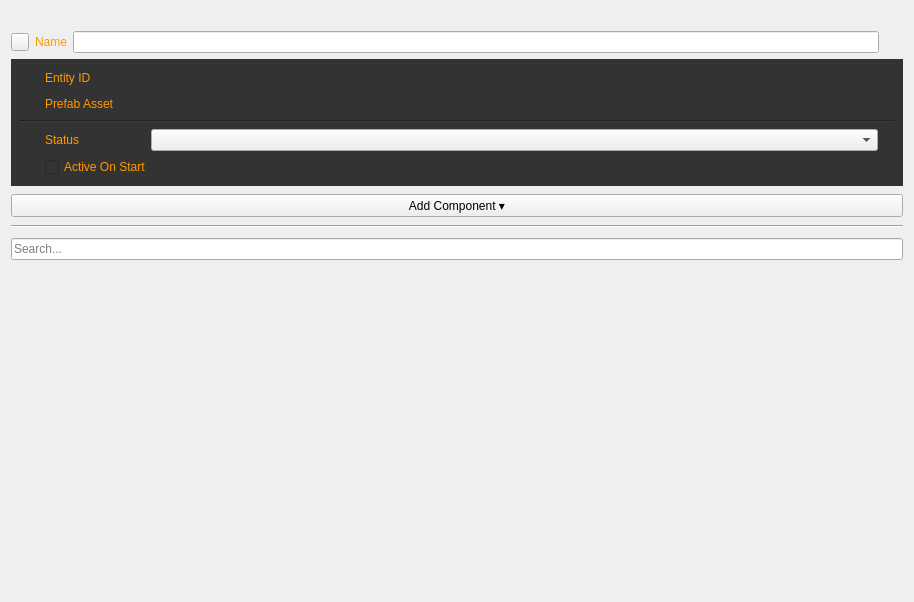
Qt form Code/Framework/AzToolsFramework/AzToolsFramework/UI/PropertyEditor/EntityPropertyEditor.ui (o3de/o3de) before a commit.
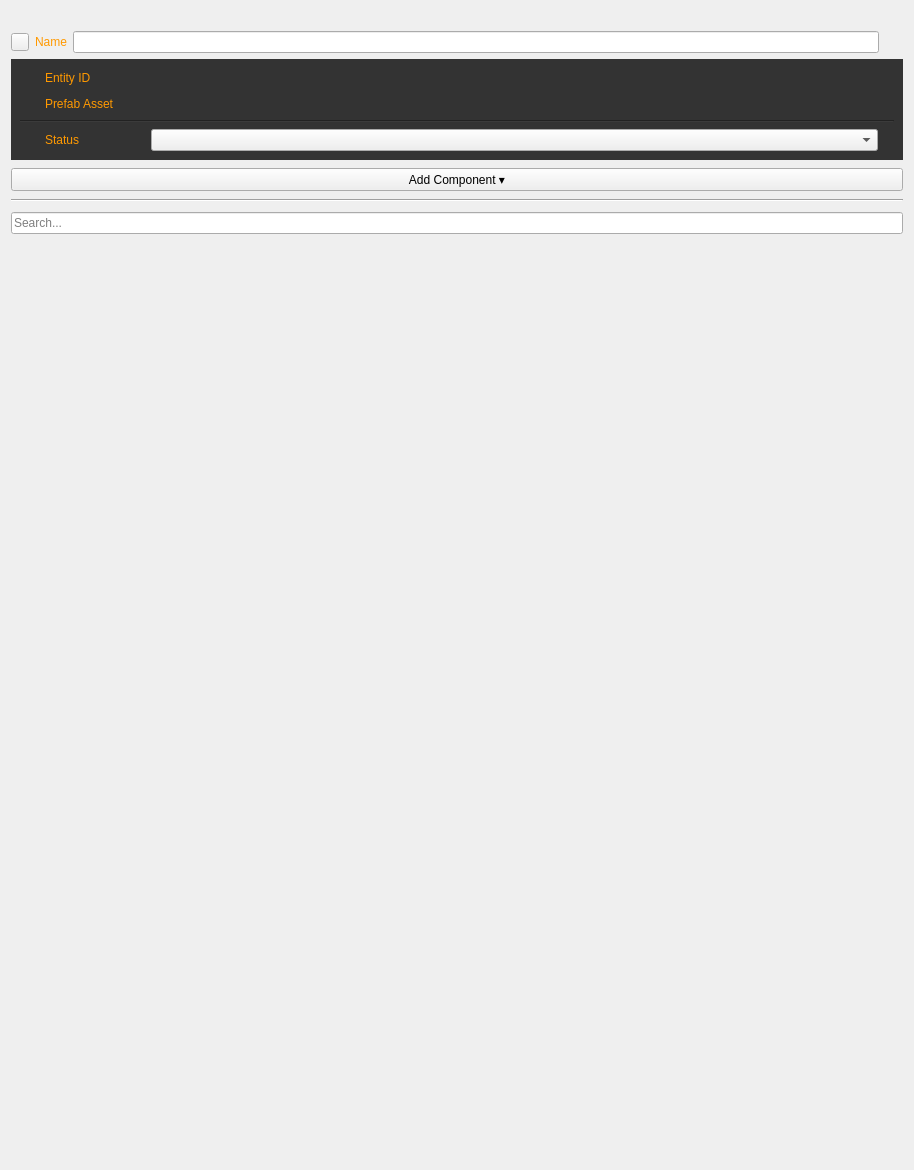
The same form after that commit. Icons and pictures are not drawn. Custom widgets are drawn as their Qt base class.

Commit message: Reverted Toggle GUI functionality. Reenabled Inactive selection. Old Data loads properly in editor. Fully replicates old documentation.

Diff of the .ui file:
```diff
--- a/Code/Framework/AzToolsFramework/AzToolsFramework/UI/PropertyEditor/EntityPropertyEditor.ui
+++ b/Code/Framework/AzToolsFramework/AzToolsFramework/UI/PropertyEditor/EntityPropertyEditor.ui
@@ -10,7 +10,7 @@
     <x>0</x>
     <y>0</y>
     <width>914</width>
-    <height>602</height>
+    <height>1170</height>
    </rect>
   </property>
   <property name="sizePolicy">
@@ -172,11 +172,23 @@
         <bool>true</bool>
        </property>
        <property name="sizePolicy">
-        <sizepolicy hsizetype="Preferred" vsizetype="Maximum">
+        <sizepolicy hsizetype="Preferred" vsizetype="Preferred">
          <horstretch>0</horstretch>
          <verstretch>0</verstretch>
         </sizepolicy>
        </property>
+       <property name="minimumSize">
+        <size>
+         <width>0</width>
+         <height>0</height>
+        </size>
+       </property>
+       <property name="maximumSize">
+        <size>
+         <width>16777215</width>
+         <height>16777215</height>
+        </size>
+       </property>
        <property name="styleSheet">
         <string notr="true">QWidget#m_darkBox { background-color:rgb(51, 51, 51) }</string>
        </property>
@@ -1120,196 +1132,6 @@
             </widget>
            </item>
            <item>
-            <spacer name="horizontalSpacer_5">
-             <property name="orientation">
-              <enum>Qt::Horizontal</enum>
-             </property>
-             <property name="sizeType">
-              <enum>QSizePolicy::Fixed</enum>
-             </property>
-             <property name="sizeHint" stdset="0">
-              <size>
-               <width>16</width>
-               <height>20</height>
-              </size>
-             </property>
-            </spacer>
-           </item>
-          </layout>
-         </widget>
-        </item>
-        <item>
-         <widget class="QWidget" name="m_activeOnStartWidget" native="true">
-          <property name="enabled">
-           <bool>true</bool>
-          </property>
-          <layout class="QHBoxLayout" name="horizontalLayout_3">
-           <property name="leftMargin">
-            <number>0</number>
-           </property>
-           <property name="topMargin">
-            <number>0</number>
-           </property>
-           <property name="rightMargin">
-            <number>0</number>
-           </property>
-           <property name="bottomMargin">
-            <number>0</number>
-           </property>
-           <item>
-            <spacer name="statusSpacer_4">
-             <property name="orientation">
-              <enum>Qt::Horizontal</enum>
-             </property>
-             <property name="sizeType">
-              <enum>QSizePolicy::Fixed</enum>
-             </property>
-             <property name="sizeHint" stdset="0">
-              <size>
-               <width>25</width>
-               <height>20</height>
-              </size>
-             </property>
-            </spacer>
-           </item>
-           <item>
-            <widget class="QCheckBox" name="m_activeOnStartCheckbox">
-             <property name="sizePolicy">
-              <sizepolicy hsizetype="Preferred" vsizetype="Preferred">
-               <horstretch>0</horstretch>
-               <verstretch>0</verstretch>
-              </sizepolicy>
-             </property>
-             <property name="palette">
-              <palette>
-               <active>
-                <colorrole role="WindowText">
-                 <brush brushstyle="SolidPattern">
-                  <color alpha="255">
-                   <red>255</red>
-                   <green>153</green>
-                   <blue>0</blue>
-                  </color>
-                 </brush>
-                </colorrole>
-                <colorrole role="Button">
-                 <brush brushstyle="SolidPattern">
-                  <color alpha="255">
-                   <red>51</red>
-                   <green>51</green>
-                   <blue>51</blue>
-                  </color>
-                 </brush>
-                </colorrole>
-                <colorrole role="Base">
-                 <brush brushstyle="SolidPattern">
-                  <color alpha="255">
-                   <red>51</red>
-                   <green>51</green>
-                   <blue>51</blue>
-                  </color>
-                 </brush>
-                </colorrole>
-                <colorrole role="Window">
-                 <brush brushstyle="SolidPattern">
-                  <color alpha="255">
-                   <red>51</red>
-                   <green>51</green>
-                   <blue>51</blue>
-                  </color>
-                 </brush>
-                </colorrole>
-               </active>
-               <inactive>
-                <colorrole role="WindowText">
-                 <brush brushstyle="SolidPattern">
-                  <color alpha="255">
-                   <red>255</red>
-                   <green>153</green>
-                   <blue>0</blue>
-                  </color>
-                 </brush>
-                </colorrole>
-                <colorrole role="Button">
-                 <brush brushstyle="SolidPattern">
-                  <color alpha="255">
-                   <red>51</red>
-                   <green>51</green>
-                   <blue>51</blue>
-                  </color>
-                 </brush>
-                </colorrole>
-                <colorrole role="Base">
-                 <brush brushstyle="SolidPattern">
-                  <color alpha="255">
-                   <red>51</red>
-                   <green>51</green>
-                   <blue>51</blue>
-                  </color>
-                 </brush>
-                </colorrole>
-                <colorrole role="Window">
-                 <brush brushstyle="SolidPattern">
-                  <color alpha="255">
-                   <red>51</red>
-                   <green>51</green>
-                   <blue>51</blue>
-                  </color>
-                 </brush>
-                </colorrole>
-               </inactive>
-               <disabled>
-                <colorrole role="WindowText">
-                 <brush brushstyle="SolidPattern">
-                  <color alpha="255">
-                   <red>120</red>
-                   <green>120</green>
-                   <blue>120</blue>
-                  </color>
-                 </brush>
-                </colorrole>
-                <colorrole role="Button">
-                 <brush brushstyle="SolidPattern">
-                  <color alpha="255">
-                   <red>51</red>
-                   <green>51</green>
-                   <blue>51</blue>
-                  </color>
-                 </brush>
-                </colorrole>
-                <colorrole role="Base">
-                 <brush brushstyle="SolidPattern">
-                  <color alpha="255">
-                   <red>51</red>
-                   <green>51</green>
-                   <blue>51</blue>
-                  </color>
-                 </brush>
-                </colorrole>
-                <colorrole role="Window">
-                 <brush brushstyle="SolidPattern">
-                  <color alpha="255">
-                   <red>51</red>
-                   <green>51</green>
-                   <blue>51</blue>
-                  </color>
-                 </brush>
-                </colorrole>
-               </disabled>
-              </palette>
-             </property>
-             <property name="toolTip">
-              <string>If unchecked, the entity and its descendants, including components, will not be activated when loaded into the scene. Awaiting an ActivateEntityAndDescendants call.</string>
-             </property>
-             <property name="styleSheet">
-              <string notr="true">background-color:rgb(51, 51, 51)</string>
-             </property>
-             <property name="text">
-              <string>Active On Start</string>
-             </property>
-            </widget>
-           </item>
-           <item>
             <spacer name="horizontalSpacer_3">
              <property name="orientation">
               <enum>Qt::Horizontal</enum>
@@ -1401,7 +1223,7 @@
           <x>0</x>
           <y>0</y>
           <width>894</width>
-          <height>318</height>
+          <height>902</height>
          </rect>
         </property>
         <property name="sizePolicy">
```
Left out of the diff: 31 changed lines with no effect on the pictures. The commit also changes 4 other files.
